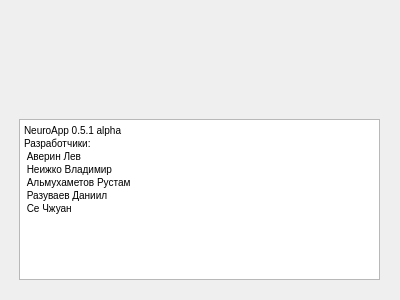
Before: the Qt Designer form VS/NeiroApp/NeiroApp/GUI/AboutWindow.ui in RazuvaevDD/ProjectWork2019Neiro, drawn with Qt 5.
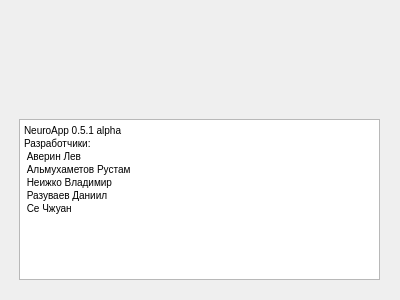
After: the same form once the commit is applied. Icons and pictures are not drawn.

Commit message: fixed alphabet order in about window

```diff
--- a/VS/NeiroApp/NeiroApp/GUI/AboutWindow.ui
+++ b/VS/NeiroApp/NeiroApp/GUI/AboutWindow.ui
@@ -57,8 +57,8 @@
 &lt;p style=&quot; margin-top:0px; margin-bottom:0px; margin-left:0px; margin-right:0px; -qt-block-indent:0; text-indent:0px;&quot;&gt;NeuroApp 0.5.1 alpha&lt;/p&gt;
 &lt;p style=&quot; margin-top:0px; margin-bottom:0px; margin-left:0px; margin-right:0px; -qt-block-indent:0; text-indent:0px;&quot;&gt;Разработчики:&lt;/p&gt;
 &lt;p style=&quot; margin-top:0px; margin-bottom:0px; margin-left:0px; margin-right:0px; -qt-block-indent:0; text-indent:0px;&quot;&gt; Аверин Лев &lt;/p&gt;
-&lt;p style=&quot; margin-top:0px; margin-bottom:0px; margin-left:0px; margin-right:0px; -qt-block-indent:0; text-indent:0px;&quot;&gt; Неижко Владимир&lt;/p&gt;
 &lt;p style=&quot; margin-top:0px; margin-bottom:0px; margin-left:0px; margin-right:0px; -qt-block-indent:0; text-indent:0px;&quot;&gt; Альмухаметов Рустам&lt;/p&gt;
+&lt;p style=&quot; margin-top:0px; margin-bottom:0px; margin-left:0px; margin-right:0px; -qt-block-indent:0; text-indent:0px;&quot;&gt; Неижко Владимир&lt;/p&gt;
 &lt;p style=&quot; margin-top:0px; margin-bottom:0px; margin-left:0px; margin-right:0px; -qt-block-indent:0; text-indent:0px;&quot;&gt; Разуваев Даниил&lt;/p&gt;
 &lt;p style=&quot; margin-top:0px; margin-bottom:0px; margin-left:0px; margin-right:0px; -qt-block-indent:0; text-indent:0px;&quot;&gt; Се Чжуан&lt;/p&gt;&lt;/body&gt;&lt;/html&gt;</string>
    </property>
```
